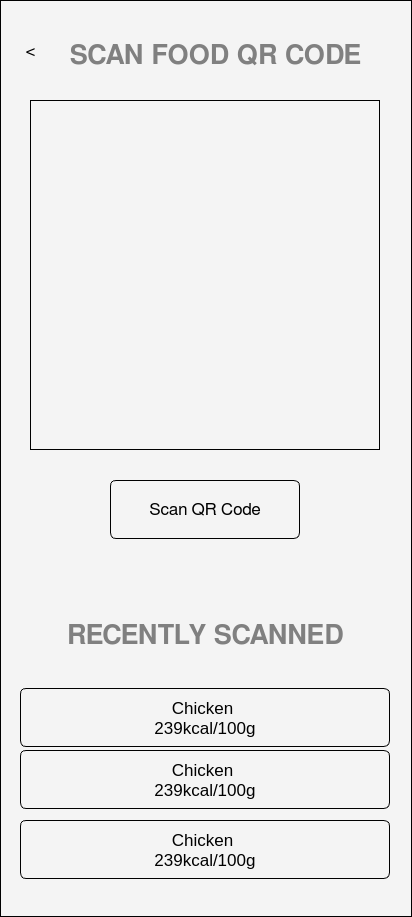
The window that ui/scan_qr_screen.ui (SWE-Project-Org/SWE-Project) describes before a commit, drawn with Qt 5.
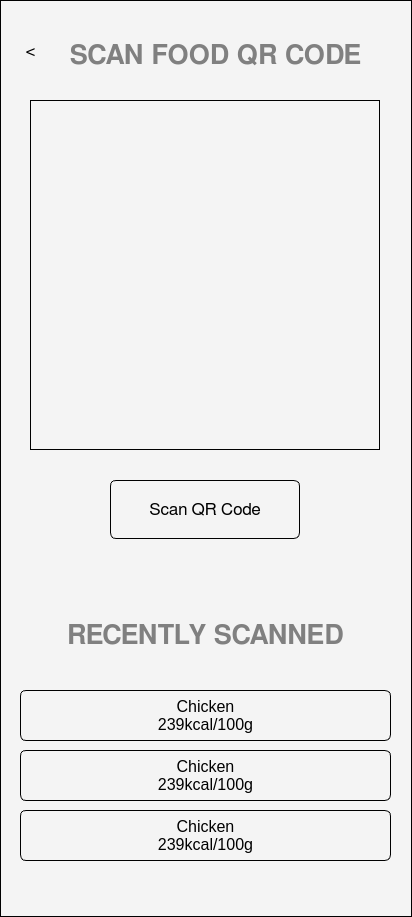
The same window after the commit.

Commit message: Changes in screen files, script to create ui_py files

Diff of the .ui file:
```diff
--- a/ui/scan_qr_screen.ui
+++ b/ui/scan_qr_screen.ui
@@ -138,102 +138,6 @@
     <bool>true</bool>
    </property>
   </widget>
-  <widget class="QTextBrowser" name="textBrowser">
-   <property name="geometry">
-    <rect>
-     <x>20</x>
-     <y>688</y>
-     <width>370</width>
-     <height>59</height>
-    </rect>
-   </property>
-   <property name="styleSheet">
-    <string notr="true">color: ffffff;background-color: #00000000;
-border-radius: 6px;
-    padding: 5px;</string>
-   </property>
-   <property name="verticalScrollBarPolicy">
-    <enum>Qt::ScrollBarPolicy::ScrollBarAlwaysOff</enum>
-   </property>
-   <property name="horizontalScrollBarPolicy">
-    <enum>Qt::ScrollBarPolicy::ScrollBarAlwaysOff</enum>
-   </property>
-   <property name="html">
-    <string>&lt;!DOCTYPE HTML PUBLIC &quot;-//W3C//DTD HTML 4.0//EN&quot; &quot;http://www.w3.org/TR/REC-html40/strict.dtd&quot;&gt;
-&lt;html&gt;&lt;head&gt;&lt;meta name=&quot;qrichtext&quot; content=&quot;1&quot; /&gt;&lt;meta charset=&quot;utf-8&quot; /&gt;&lt;style type=&quot;text/css&quot;&gt;
-p, li { white-space: pre-wrap; }
-hr { height: 1px; border-width: 0; }
-li.unchecked::marker { content: &quot;\2610&quot;; }
-li.checked::marker { content: &quot;\2612&quot;; }
-&lt;/style&gt;&lt;/head&gt;&lt;body style=&quot; font-family:'Noto Sans'; font-size:10pt; font-weight:400; font-style:normal;&quot;&gt;
-&lt;p align=&quot;center&quot; style=&quot; margin-top:0px; margin-bottom:0px; margin-left:0px; margin-right:0px; -qt-block-indent:0; text-indent:0px;&quot;&gt;&lt;span style=&quot; font-family:'FreeSans'; font-size:13pt;&quot;&gt;Chicken &lt;/span&gt;&lt;/p&gt;
-&lt;p align=&quot;center&quot; style=&quot; margin-top:0px; margin-bottom:0px; margin-left:0px; margin-right:0px; -qt-block-indent:0; text-indent:0px;&quot;&gt;&lt;span style=&quot; font-family:'FreeSans'; font-size:13pt;&quot;&gt;239kcal/100g&lt;/span&gt;&lt;/p&gt;&lt;/body&gt;&lt;/html&gt;</string>
-   </property>
-  </widget>
-  <widget class="QTextBrowser" name="textBrowser_2">
-   <property name="geometry">
-    <rect>
-     <x>20</x>
-     <y>750</y>
-     <width>370</width>
-     <height>59</height>
-    </rect>
-   </property>
-   <property name="styleSheet">
-    <string notr="true">color: ffffff;background-color: #00000000;
-border-radius: 6px;
-    padding: 5px;</string>
-   </property>
-   <property name="verticalScrollBarPolicy">
-    <enum>Qt::ScrollBarPolicy::ScrollBarAlwaysOff</enum>
-   </property>
-   <property name="horizontalScrollBarPolicy">
-    <enum>Qt::ScrollBarPolicy::ScrollBarAlwaysOff</enum>
-   </property>
-   <property name="html">
-    <string>&lt;!DOCTYPE HTML PUBLIC &quot;-//W3C//DTD HTML 4.0//EN&quot; &quot;http://www.w3.org/TR/REC-html40/strict.dtd&quot;&gt;
-&lt;html&gt;&lt;head&gt;&lt;meta name=&quot;qrichtext&quot; content=&quot;1&quot; /&gt;&lt;meta charset=&quot;utf-8&quot; /&gt;&lt;style type=&quot;text/css&quot;&gt;
-p, li { white-space: pre-wrap; }
-hr { height: 1px; border-width: 0; }
-li.unchecked::marker { content: &quot;\2610&quot;; }
-li.checked::marker { content: &quot;\2612&quot;; }
-&lt;/style&gt;&lt;/head&gt;&lt;body style=&quot; font-family:'Noto Sans'; font-size:10pt; font-weight:400; font-style:normal;&quot;&gt;
-&lt;p align=&quot;center&quot; style=&quot; margin-top:0px; margin-bottom:0px; margin-left:0px; margin-right:0px; -qt-block-indent:0; text-indent:0px;&quot;&gt;&lt;span style=&quot; font-family:'FreeSans'; font-size:13pt;&quot;&gt;Chicken &lt;/span&gt;&lt;/p&gt;
-&lt;p align=&quot;center&quot; style=&quot; margin-top:0px; margin-bottom:0px; margin-left:0px; margin-right:0px; -qt-block-indent:0; text-indent:0px;&quot;&gt;&lt;span style=&quot; font-family:'FreeSans'; font-size:13pt;&quot;&gt;239kcal/100g&lt;/span&gt;&lt;/p&gt;&lt;/body&gt;&lt;/html&gt;</string>
-   </property>
-  </widget>
-  <widget class="QTextBrowser" name="textBrowser_3">
-   <property name="geometry">
-    <rect>
-     <x>20</x>
-     <y>820</y>
-     <width>370</width>
-     <height>59</height>
-    </rect>
-   </property>
-   <property name="styleSheet">
-    <string notr="true">color: ffffff;background-color: #00000000;
-border-radius: 6px;
-    padding: 5px;</string>
-   </property>
-   <property name="verticalScrollBarPolicy">
-    <enum>Qt::ScrollBarPolicy::ScrollBarAlwaysOff</enum>
-   </property>
-   <property name="horizontalScrollBarPolicy">
-    <enum>Qt::ScrollBarPolicy::ScrollBarAlwaysOff</enum>
-   </property>
-   <property name="html">
-    <string>&lt;!DOCTYPE HTML PUBLIC &quot;-//W3C//DTD HTML 4.0//EN&quot; &quot;http://www.w3.org/TR/REC-html40/strict.dtd&quot;&gt;
-&lt;html&gt;&lt;head&gt;&lt;meta name=&quot;qrichtext&quot; content=&quot;1&quot; /&gt;&lt;meta charset=&quot;utf-8&quot; /&gt;&lt;style type=&quot;text/css&quot;&gt;
-p, li { white-space: pre-wrap; }
-hr { height: 1px; border-width: 0; }
-li.unchecked::marker { content: &quot;\2610&quot;; }
-li.checked::marker { content: &quot;\2612&quot;; }
-&lt;/style&gt;&lt;/head&gt;&lt;body style=&quot; font-family:'Noto Sans'; font-size:10pt; font-weight:400; font-style:normal;&quot;&gt;
-&lt;p align=&quot;center&quot; style=&quot; margin-top:0px; margin-bottom:0px; margin-left:0px; margin-right:0px; -qt-block-indent:0; text-indent:0px;&quot;&gt;&lt;span style=&quot; font-family:'FreeSans'; font-size:13pt;&quot;&gt;Chicken &lt;/span&gt;&lt;/p&gt;
-&lt;p align=&quot;center&quot; style=&quot; margin-top:0px; margin-bottom:0px; margin-left:0px; margin-right:0px; -qt-block-indent:0; text-indent:0px;&quot;&gt;&lt;span style=&quot; font-family:'FreeSans'; font-size:13pt;&quot;&gt;239kcal/100g&lt;/span&gt;&lt;/p&gt;&lt;/body&gt;&lt;/html&gt;</string>
-   </property>
-  </widget>
   <widget class="QPushButton" name="pushButton_5">
    <property name="geometry">
     <rect>
@@ -259,6 +163,96 @@
     <string>Scan QR Code</string>
    </property>
   </widget>
+  <widget class="QLabel" name="label_4">
+   <property name="geometry">
+    <rect>
+     <x>20</x>
+     <y>690</y>
+     <width>371</width>
+     <height>51</height>
+    </rect>
+   </property>
+   <property name="font">
+    <font>
+     <pointsize>12</pointsize>
+    </font>
+   </property>
+   <property name="styleSheet">
+    <string notr="true">color: ffffff;background-color: #00000000;
+border-radius: 6px;
+    padding: 5px;</string>
+   </property>
+   <property name="text">
+    <string>Chicken
+239kcal/100g</string>
+   </property>
+   <property name="alignment">
+    <set>Qt::AlignmentFlag::AlignCenter</set>
+   </property>
+   <property name="wordWrap">
+    <bool>true</bool>
+   </property>
+  </widget>
+  <widget class="QLabel" name="label_5">
+   <property name="geometry">
+    <rect>
+     <x>20</x>
+     <y>750</y>
+     <width>371</width>
+     <height>51</height>
+    </rect>
+   </property>
+   <property name="font">
+    <font>
+     <pointsize>12</pointsize>
+    </font>
+   </property>
+   <property name="styleSheet">
+    <string notr="true">color: ffffff;background-color: #00000000;
+border-radius: 6px;
+    padding: 5px;</string>
+   </property>
+   <property name="text">
+    <string>Chicken
+239kcal/100g</string>
+   </property>
+   <property name="alignment">
+    <set>Qt::AlignmentFlag::AlignCenter</set>
+   </property>
+   <property name="wordWrap">
+    <bool>true</bool>
+   </property>
+  </widget>
+  <widget class="QLabel" name="label_6">
+   <property name="geometry">
+    <rect>
+     <x>20</x>
+     <y>810</y>
+     <width>371</width>
+     <height>51</height>
+    </rect>
+   </property>
+   <property name="font">
+    <font>
+     <pointsize>12</pointsize>
+    </font>
+   </property>
+   <property name="styleSheet">
+    <string notr="true">color: ffffff;background-color: #00000000;
+border-radius: 6px;
+    padding: 5px;</string>
+   </property>
+   <property name="text">
+    <string>Chicken
+239kcal/100g</string>
+   </property>
+   <property name="alignment">
+    <set>Qt::AlignmentFlag::AlignCenter</set>
+   </property>
+   <property name="wordWrap">
+    <bool>true</bool>
+   </property>
+  </widget>
  </widget>
  <resources/>
  <connections/>
```
The commit also changes 25 other files.
